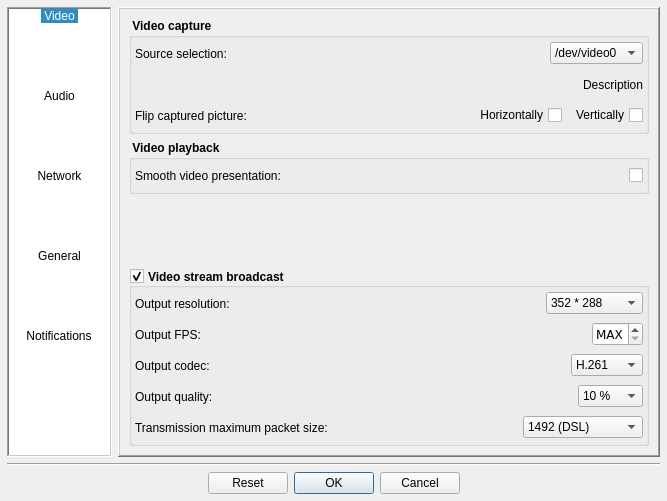
Qt form Homer/forms/Dialogs/ConfigurationDialog.ui (Homer-Conferencing/Homer-Conferencing) before a commit.
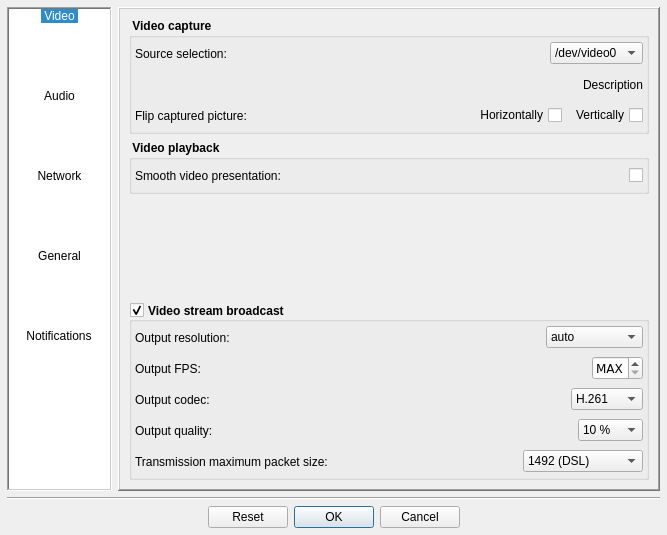
The same form after that commit. Icons and pictures are not drawn.

Commit message: - support auto detect for streaming resolution to maximize quality of output

The edit to the form file:
```diff
--- a/Homer/forms/Dialogs/ConfigurationDialog.ui
+++ b/Homer/forms/Dialogs/ConfigurationDialog.ui
@@ -7,7 +7,7 @@
     <x>0</x>
     <y>0</y>
     <width>667</width>
-    <height>498</height>
+    <height>535</height>
    </rect>
   </property>
   <property name="windowTitle">
@@ -636,8 +636,13 @@
                  </font>
                 </property>
                 <property name="currentIndex">
-                 <number>2</number>
+                 <number>0</number>
                 </property>
+                <item>
+                 <property name="text">
+                  <string>auto</string>
+                 </property>
+                </item>
                 <item>
                  <property name="text">
                   <string>128 * 96</string>
```
The commit also changes 5 other files.
